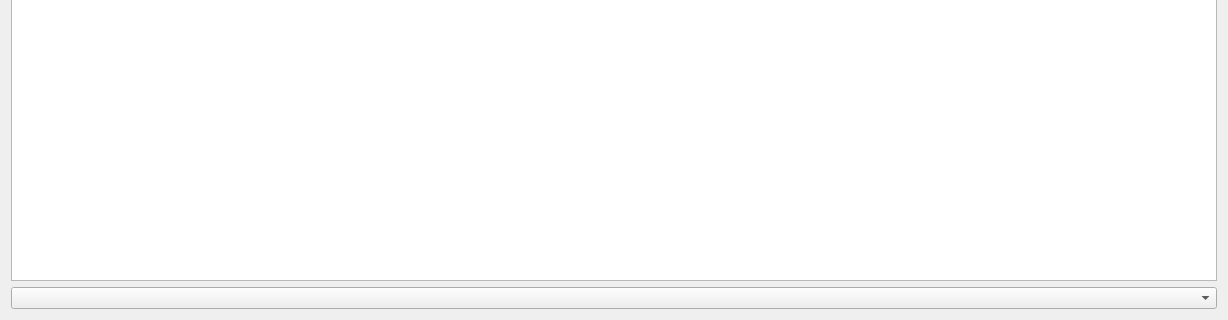
jetcake/xml, file dialog.ui: the form before one commit; both pictures show x 0 to 1228 and y 440 to 760 of the 1228 by 760 pixel window.
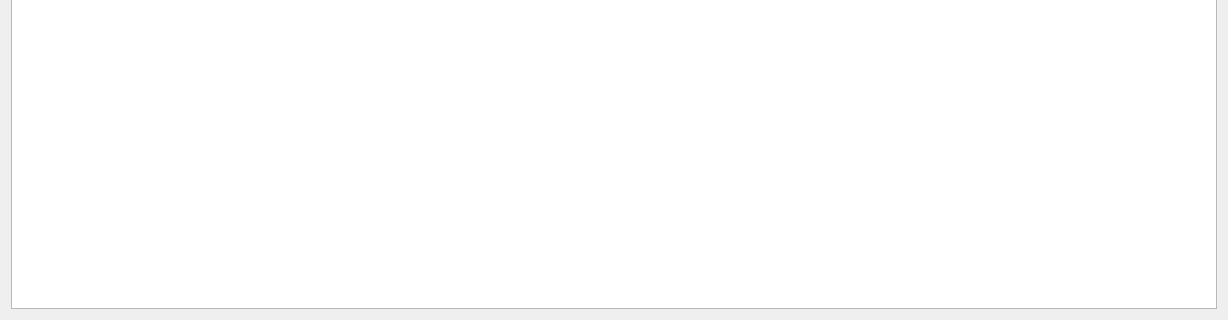
The form after the commit.

Commit message: Added file watcher to read xml file when updated. Set window mode to fullscreen

The edit to the form file:
```diff
--- a/dialog.ui
+++ b/dialog.ui
@@ -17,9 +17,6 @@
    <item>
     <widget class="QTableView" name="tableView"/>
    </item>
-   <item>
-    <widget class="QComboBox" name="comboBox"/>
-   </item>
   </layout>
  </widget>
  <layoutdefault spacing="6" margin="11"/>
```
The commit also changes 5 other files.
